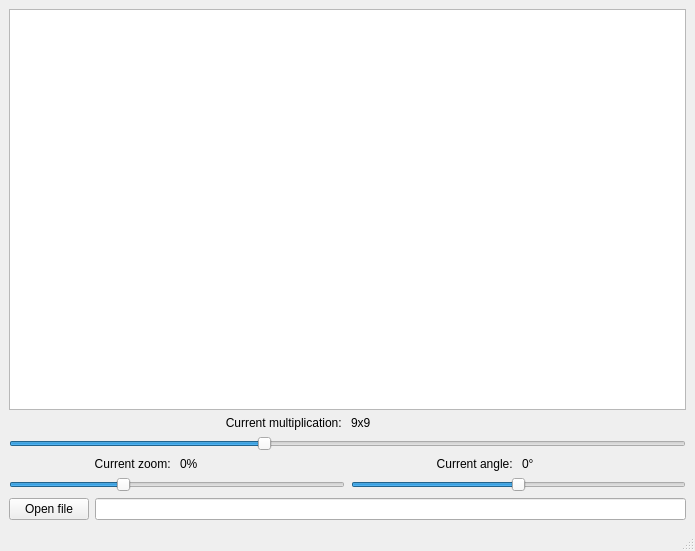
Before: the Qt Designer form mainwindow.ui in 007MrNiko/Nextures, drawn with Qt 5.
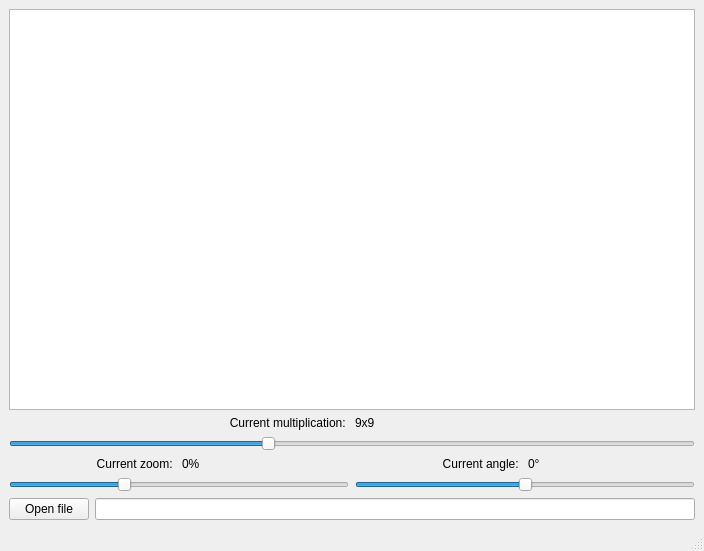
After: the same form once the commit is applied.

Patch:
```diff
--- a/mainwindow.ui
+++ b/mainwindow.ui
@@ -154,10 +154,10 @@
           <item>
            <widget class="QSlider" name="angle_slider">
             <property name="minimum">
-             <number>-36</number>
+             <number>-72</number>
             </property>
             <property name="maximum">
-             <number>36</number>
+             <number>72</number>
             </property>
             <property name="singleStep">
              <number>10</number>
@@ -184,6 +184,9 @@
     </item>
     <item row="2" column="0">
      <layout class="QFormLayout" name="formLayout">
+      <property name="sizeConstraint">
+       <enum>QLayout::SetDefaultConstraint</enum>
+      </property>
       <item row="0" column="0">
        <widget class="QPushButton" name="open_file">
         <property name="text">
@@ -192,7 +195,14 @@
        </widget>
       </item>
       <item row="0" column="1">
-       <widget class="QLineEdit" name="file_name"/>
+       <widget class="QLineEdit" name="file_name">
+        <property name="minimumSize">
+         <size>
+          <width>600</width>
+          <height>0</height>
+         </size>
+        </property>
+       </widget>
       </item>
      </layout>
     </item>
```
Left out of the diff: 2 changed lines with no effect on the pictures.
